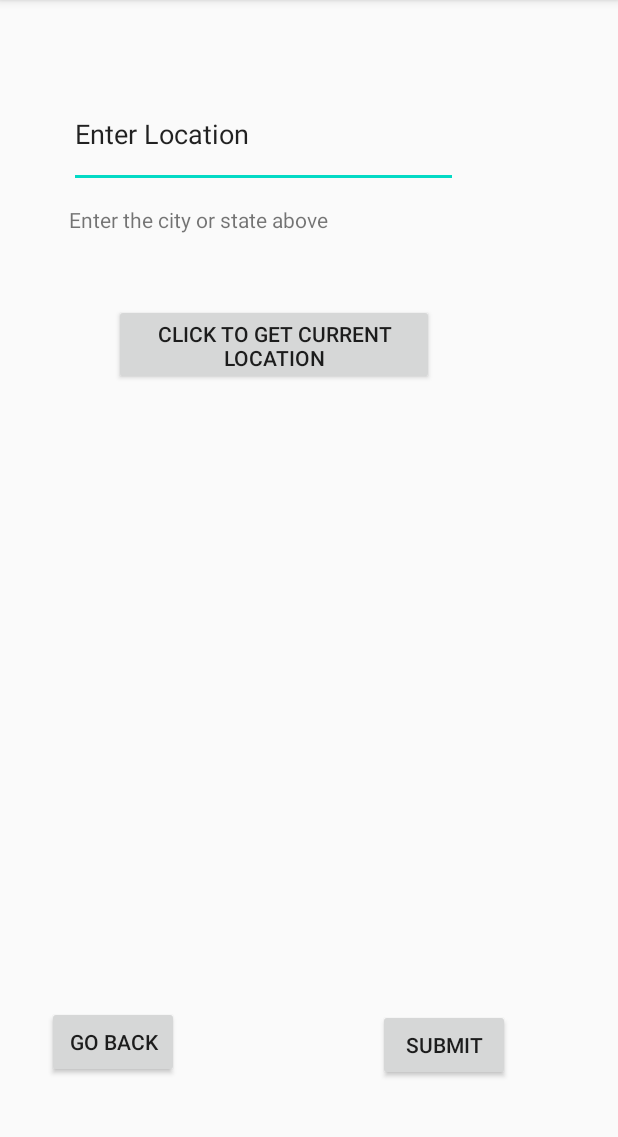
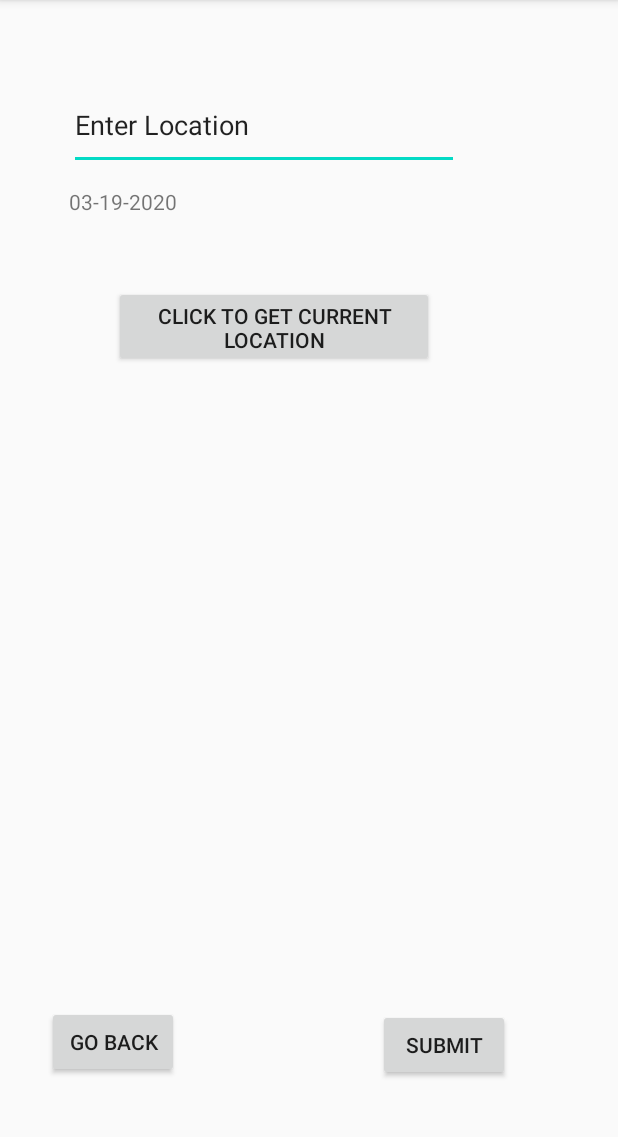
Before and after one commit to d-joshi/Personal-Weather-App, an Android app: the screen it shows after launch (MainActivity), on a phone screen of 412 x 824 dp, the part 84-1221 px from its top. Run offline under Robolectric (Android 15) with nearby library versions, the phone set to English and light mode, and no system bars; 1 statement that could not run was skipped.

Commit message:
Db and additional layout files updated

```diff
--- a/app/src/main/java/com/example/theweatherapp/MainActivity.java
+++ b/app/src/main/java/com/example/theweatherapp/MainActivity.java
@@ -3,6 +3,14 @@ package com.example.theweatherapp;
 import androidx.appcompat.app.AppCompatActivity;
 
 import android.os.Bundle;
+import android.widget.Button;
+import android.widget.EditText;
+import android.widget.TextView;
+
+import java.text.SimpleDateFormat;
+import java.util.Calendar;
+import java.util.Date;
+import java.util.Locale;
 
 public class MainActivity extends AppCompatActivity {
 
@@ -10,5 +18,14 @@ public class MainActivity extends AppCompatActivity {
     protected void onCreate(Bundle savedInstanceState) {
         super.onCreate(savedInstanceState);
         setContentView(R.layout.activity_main);
+        setContentView(R.layout.forecast);
+
+        Calendar.getInstance().getTime();
+        String currentDate = new SimpleDateFormat("MM-dd-yyyy", Locale.getDefault()).format(new Date());
+        String currentTime = new SimpleDateFormat("HH:mm:ss", Locale.getDefault()).format(new Date());
+
+        TextView textView = findViewById(R.id.textView);
+        textView.setText(currentDate);
+
     }
 }
--- a/app/src/main/java/com/example/theweatherapp/db/UserRoomdb.java
+++ b/app/src/main/java/com/example/theweatherapp/db/UserRoomdb.java
@@ -16,6 +16,8 @@ public abstract class UserRoomdb extends RoomDatabase {
 
     public interface UserListener {
         void onUserReturned(User user);
+
+        void onUserReturned();
     }
 
     public abstract UserDAO userDAO(); // Singleton Pattern
@@ -48,7 +50,7 @@ public abstract class UserRoomdb extends RoomDatabase {
         insert(new User(0, "John Doe", "F", "brief", new ArrayList<Double>(5)));
     }
 
-    public static void getUser(int id, UserListener listener){
+    public static void getUser(int id, final UserListener listener){
         new AsyncTask<Integer, Void, User>(){
             protected User doInBackground(Integer... ids){
                 return INSTANCE.userDAO().getById(ids[0]);
--- a/app/src/main/res/layout/activity_main.xml
+++ b/app/src/main/res/layout/activity_main.xml
@@ -8,8 +8,8 @@
 
     <EditText
         android:id="@+id/editText"
-        android:layout_width="259dp"
-        android:layout_height="71dp"
+        android:layout_width="260dp"
+        android:layout_height="59dp"
         android:layout_marginStart="46dp"
         android:layout_marginTop="54dp"
         android:ems="10"
--- a/app/src/main/res/values/strings.xml
+++ b/app/src/main/res/values/strings.xml
@@ -1,3 +1,5 @@
 <resources>
     <string name="app_name">TheWeatherApp</string>
+    <string name="current_date">Date</string>
+    <string name="current_time">Current time</string>
 </resources>
```
Also changed, not shown: app/build.gradle (+9 -0 lines), app/src/main/java/com/example/theweatherapp/db/User.java (line endings or trailing spaces).
